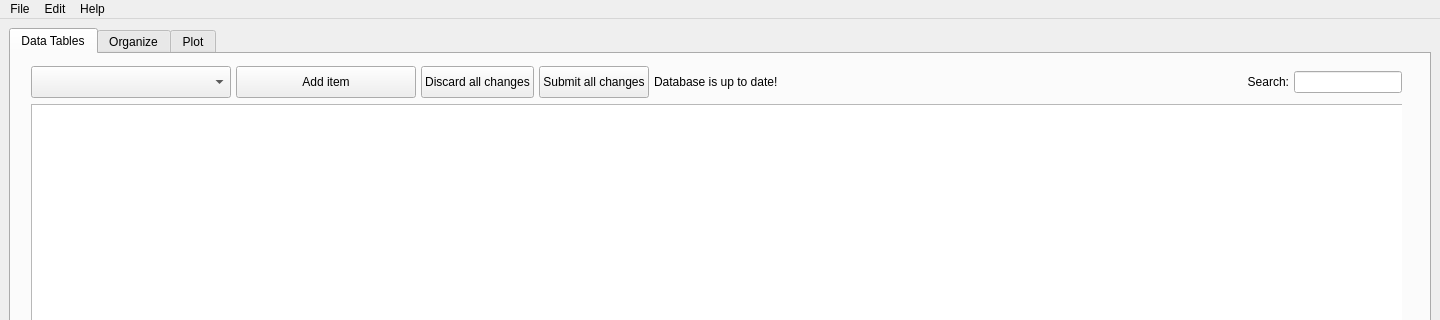
First picture: the form in ui/GeochronMain.ui, repository kathrynmetcalf/GeoCORK, before the edit; both pictures show x 0 to 1440 and y 0 to 320 of the 1440 by 770 pixel window.
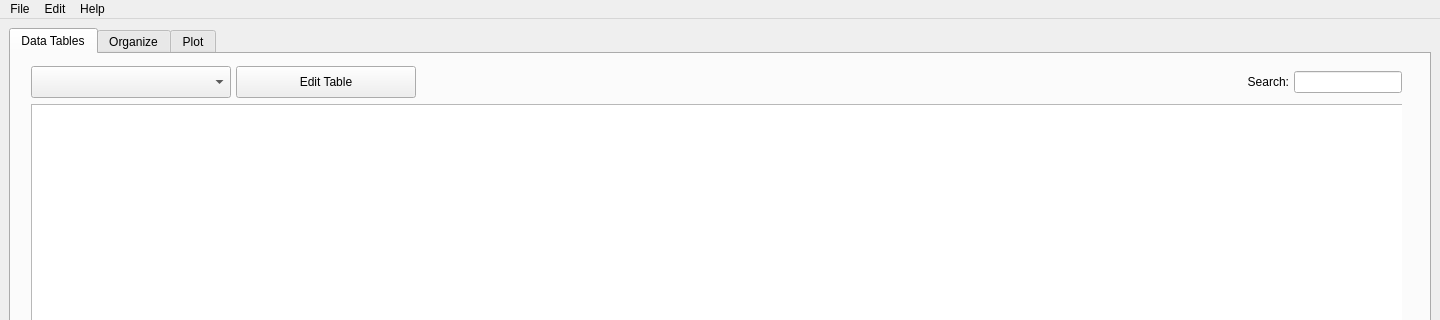
Second picture: the form after the edit.

Commit message: Edit pop-up to edit tables. Currently only populates with the selected table.

What changed in the file:
```diff
--- a/ui/GeochronMain.ui
+++ b/ui/GeochronMain.ui
@@ -50,7 +50,7 @@
         </property>
         <layout class="QVBoxLayout" name="verticalLayout_3">
          <item>
-          <layout class="QHBoxLayout" name="horizontalLayout" stretch="0,0,0,0,0,0,0,0">
+          <layout class="QHBoxLayout" name="horizontalLayout" stretch="0,0,0,0,0">
            <property name="spacing">
             <number>5</number>
            </property>
@@ -100,61 +100,7 @@
               <enum>Qt::StrongFocus</enum>
              </property>
              <property name="text">
-              <string>Add item</string>
-             </property>
-            </widget>
-           </item>
-           <item>
-            <widget class="QPushButton" name="discard_pushButton">
-             <property name="sizePolicy">
-              <sizepolicy hsizetype="Preferred" vsizetype="Fixed">
-               <horstretch>0</horstretch>
-               <verstretch>0</verstretch>
-              </sizepolicy>
-             </property>
-             <property name="minimumSize">
-              <size>
-               <width>100</width>
-               <height>32</height>
-              </size>
-             </property>
-             <property name="focusPolicy">
-              <enum>Qt::StrongFocus</enum>
-             </property>
-             <property name="text">
-              <string>Discard all changes</string>
-             </property>
-            </widget>
-           </item>
-           <item>
-            <widget class="QPushButton" name="submitall_pushButton">
-             <property name="sizePolicy">
-              <sizepolicy hsizetype="Preferred" vsizetype="Fixed">
-               <horstretch>0</horstretch>
-               <verstretch>0</verstretch>
-              </sizepolicy>
-             </property>
-             <property name="minimumSize">
-              <size>
-               <width>100</width>
-               <height>32</height>
-              </size>
-             </property>
-             <property name="focusPolicy">
-              <enum>Qt::StrongFocus</enum>
-             </property>
-             <property name="text">
-              <string>Submit all changes</string>
-             </property>
-            </widget>
-           </item>
-           <item>
-            <widget class="QLabel" name="status_label">
-             <property name="text">
-              <string>Database is up to date!</string>
-             </property>
-             <property name="alignment">
-              <set>Qt::AlignLeading|Qt::AlignLeft|Qt::AlignVCenter</set>
+              <string>Edit Table</string>
              </property>
             </widget>
            </item>
```
Left out of the diff: 6 changed lines with no effect on the pictures. The commit also changes 3 other files.
